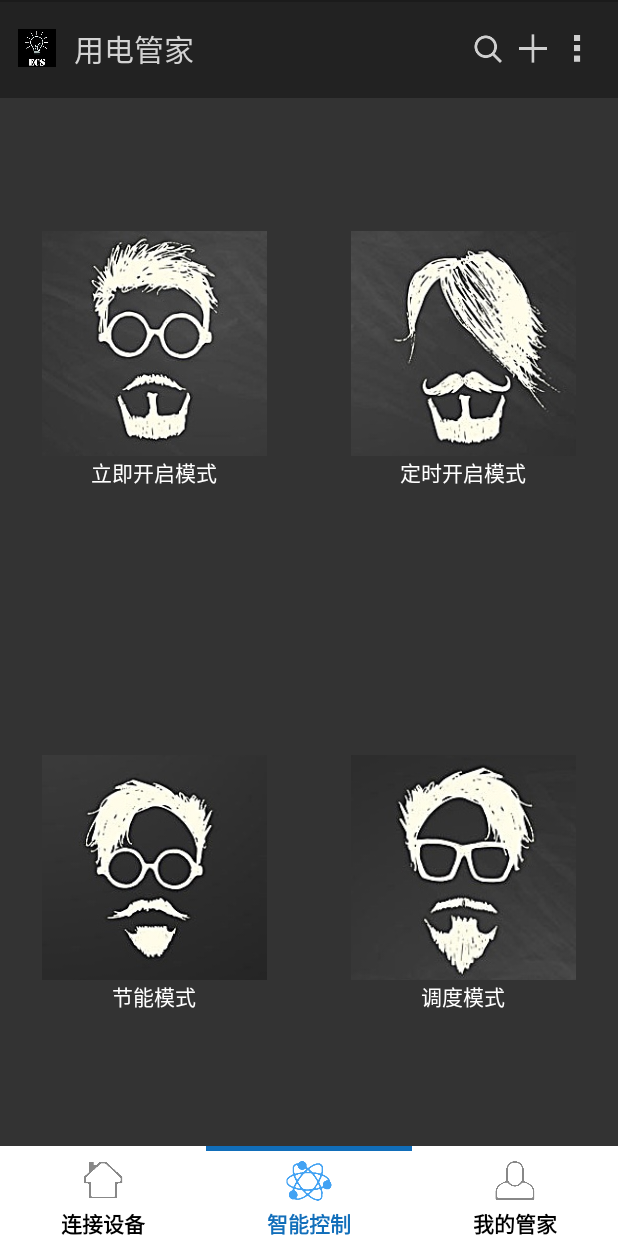
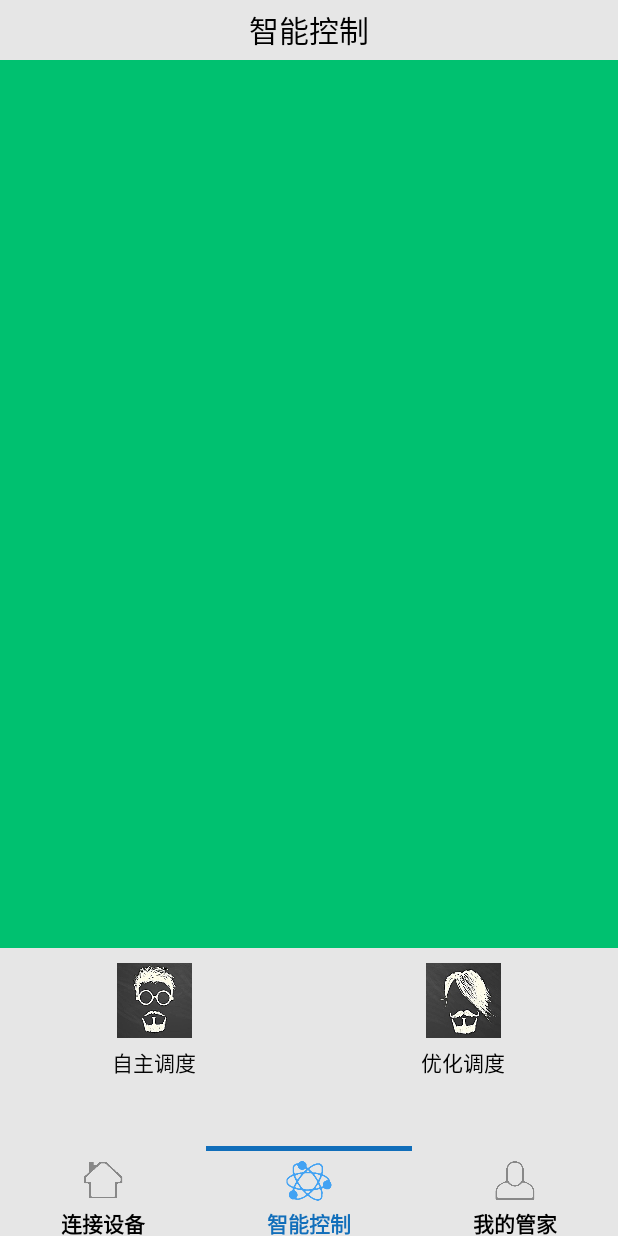
Before and after one commit to JiaShengCao/MyApplication, an Android app: the MainActivity screen opened directly, with no data from a screen before it, after a tap on an icon or button, on a phone screen of 412 x 824 dp. Run offline under Robolectric (Android 15) with nearby library versions, the phone set to English and light mode, and no system bars.

Commit message:
changge some ui

```diff
--- a/upproject/src/main/AndroidManifest.xml
+++ b/upproject/src/main/AndroidManifest.xml
@@ -57,12 +57,6 @@
         <activity android:name=".Model2">
 
         </activity>
-        <activity android:name=".Model3">
-
-        </activity>
-        <activity android:name=".Model4">
-
-        </activity>
 
     </application>
     <uses-permission android:name="android.permission.INTERNET">
--- a/upproject/src/main/java/com/example/upproject/Fragment2.java
+++ b/upproject/src/main/java/com/example/upproject/Fragment2.java
@@ -18,8 +18,7 @@ public class Fragment2 extends Fragment implements View.OnClickListener{
     private View view;
     private ImageButton model1;//立即开启模式
     private ImageButton model2;//定时开启模式
-    private ImageButton model3;//节能模式
-    private ImageButton model4;//调度模式
+
     @Nullable
     @Override
     public View onCreateView(LayoutInflater inflater, @Nullable ViewGroup container, @Nullable Bundle savedInstanceState) {
@@ -36,12 +35,10 @@ public class Fragment2 extends Fragment implements View.OnClickListener{
     private void init() {
         model1= (ImageButton) view.findViewById(R.id.model1);
         model2= (ImageButton) view.findViewById(R.id.model2);
-        model3= (ImageButton) view.findViewById(R.id.model3);
-        model4= (ImageButton) view.findViewById(R.id.model4);
+
         model1.setOnClickListener(this);
         model2.setOnClickListener(this);
-        model3.setOnClickListener(this);
-        model4.setOnClickListener(this);
+
     }
 
     @Override
@@ -55,14 +52,6 @@ public class Fragment2 extends Fragment implements View.OnClickListener{
                 Intent intent2=new Intent(getActivity(),Model2.class);
                 startActivity(intent2);
                 break;
-            case R.id.model3:
-                Intent intent3=new Intent(getActivity(),Model3.class);
-                startActivity(intent3);
-                break;
-            case R.id.model4:
-                Intent intent4=new Intent(getActivity(),Model4.class);
-                startActivity(intent4);
-                break;
         }
     }
 }
--- a/upproject/src/main/java/com/example/upproject/MainActivity.java
+++ b/upproject/src/main/java/com/example/upproject/MainActivity.java
@@ -43,13 +43,6 @@ public class MainActivity extends FragmentActivity {
     @Override
     protected void onCreate(Bundle savedInstanceState) {
         super.onCreate(savedInstanceState);
-        Window window = getWindow();
-
-        window.setFlags(WindowManager.LayoutParams.FLAG_TRANSLUCENT_STATUS, WindowManager.LayoutParams
-                .FLAG_TRANSLUCENT_STATUS);
-
-        window.setFlags(WindowManager.LayoutParams.FLAG_TRANSLUCENT_NAVIGATION, WindowManager.LayoutParams
-                .FLAG_TRANSLUCENT_NAVIGATION);
         setContentView(R.layout.activity_main);
         initTableLine();
         initView();
--- a/upproject/src/main/res/layout/activity_main.xml
+++ b/upproject/src/main/res/layout/activity_main.xml
@@ -7,10 +7,6 @@
      android:orientation="vertical"
     tools:context="com.example.upproject.MainActivity">
 
-<include
-    layout="@layout/top1">
-
-</include>
     <android.support.v4.view.ViewPager
         android:id="@+id/viewpager"
         android:layout_weight="1"
--- a/upproject/src/main/res/layout/tab02.xml
+++ b/upproject/src/main/res/layout/tab02.xml
@@ -2,105 +2,74 @@
 <LinearLayout xmlns:android="http://schemas.android.com/apk/res/android"
               android:layout_width="match_parent"
               android:layout_height="match_parent"
-              android:background="#333333"
-              android:gravity="center"
               android:orientation="vertical">
 
+    <TextView
+        android:background="#e6e6e6"
+        android:gravity="center"
+        android:layout_width="match_parent"
+        android:layout_height="40dp"
+        android:text="智能控制"
+        android:textSize="20sp"
+        android:textColor="#000000"/>
+
     <LinearLayout
+        android:background="#00c170"
+        android:layout_weight="9"
+        android:layout_width="match_parent"
+        android:layout_height="0dp">
+    </LinearLayout>
+    <LinearLayout
+        android:background="#e6e6e6"
+        android:layout_weight="2"
         android:layout_width="match_parent"
         android:layout_height="0dp"
-        android:layout_weight="1"
         android:orientation="horizontal">
 
         <LinearLayout
-            android:layout_width="0dp"
+            android:layout_weight="1"
+            android:layout_width="wrap_content"
             android:layout_height="match_parent"
-            android:layout_weight="1"
-            android:orientation="vertical"
-            android:gravity="center"
-            android:src="@mipmap/ic_launcher">
-
+            android:orientation="vertical">
             <ImageButton
+                android:layout_marginTop="10dp"
+                android:layout_gravity="center"
                 android:id="@+id/model1"
-                android:layout_width="150dp"
-                android:layout_height="150dp"
+                android:layout_width="50dp"
+                android:layout_height="50dp"
                 android:background="@mipmap/model"/>
             <TextView
+                android:layout_gravity="center"
+                android:layout_marginTop="5dp"
                 android:gravity="center"
-                android:textColor="#fff"
-                android:text="立即开启模式"
+                android:textColor="#060606"
+                android:text="自主调度"
                 android:layout_width="100dp"
                 android:layout_height="wrap_content"/>
         </LinearLayout>
 
         <LinearLayout
+            android:layout_weight="1"
             android:orientation="vertical"
-            android:layout_width="0dp"
+            android:layout_width="wrap_content"
             android:layout_height="match_parent"
-            android:layout_weight="1"
-            android:gravity="center"
             android:src="@mipmap/ic_launcher">
 
             <ImageButton
+                android:layout_marginTop="10dp"
+                android:layout_gravity="center"
                 android:id="@+id/model2"
-                android:layout_width="150dp"
-                android:layout_height="150dp"
+                android:layout_width="50dp"
+                android:layout_height="50dp"
                 android:background="@mipmap/model2"/>
             <TextView
+                android:layout_gravity="center"
+                android:layout_marginTop="5dp"
                 android:gravity="center"
-                android:textColor="#fff"
-                android:text="定时开启模式"
+                android:textColor="#000000"
+                android:text="优化调度"
                 android:layout_width="100dp"
                 android:layout_height="wrap_content"/>
         </LinearLayout>
     </LinearLayout>
-
-    <LinearLayout
-        android:layout_width="match_parent"
-        android:layout_height="0dp"
-        android:layout_weight="1"
-        android:orientation="horizontal">
-
-        <LinearLayout
-            android:orientation="vertical"
-            android:layout_width="0dp"
-            android:layout_height="match_parent"
-            android:layout_weight="1"
-            android:gravity="center"
-            android:src="@mipmap/ic_launcher">
-
-            <ImageButton
-                android:id="@+id/model3"
-                android:layout_width="150dp"
-                android:layout_height="150dp"
-                android:background="@mipmap/model3"/>
-            <TextView
-                android:gravity="center"
-                android:textColor="#fff"
-                android:text="节能模式"
-                android:layout_width="100dp"
-                android:layout_height="wrap_content"/>
-        </LinearLayout>
-
-        <LinearLayout
-            android:orientation="vertical"
-            android:layout_width="0dp"
-            android:layout_height="match_parent"
-            android:layout_weight="1"
-            android:gravity="center"
-            android:src="@mipmap/ic_launcher">
-
-            <ImageButton
-                android:id="@+id/model4"
-                android:layout_width="150dp"
-                android:layout_height="150dp"
-                android:background="@mipmap/model4"/>
-            <TextView
-                android:gravity="center"
-                android:textColor="#fff"
-                android:text="调度模式"
-                android:layout_width="100dp"
-                android:layout_height="wrap_content"/>
-        </LinearLayout>
     </LinearLayout>
-</LinearLayout>
--- a/upproject/src/main/res/layout/top1.xml
+++ b/upproject/src/main/res/layout/top1.xml
@@ -1,51 +1,18 @@
 <?xml version="1.0" encoding="utf-8"?>
-<RelativeLayout
+<LinearLayout
     xmlns:android="http://schemas.android.com/apk/res/android"
     android:layout_width="match_parent"
-    android:layout_height="65dp"
-    android:paddingLeft="12dp"
-    android:paddingRight="12dp"
-    android:background="@mipmap/top1_bg">
-
-    <LinearLayout
-        android:orientation="horizontal"
-        android:layout_width="wrap_content"
-        android:layout_height="wrap_content"
-        android:layout_centerVertical="true"
-        android:gravity="center">
-        <ImageView
-            android:layout_width="25dp"
-            android:layout_height="25dp"
-            android:src="@mipmap/logo111" />
+    android:layout_height="50dp"
+    android:orientation="vertical"
+    android:gravity="center"
+    android:background="#e6e6e6">
         <TextView
+            android:id="@+id/title_name"
             android:layout_marginLeft="12dp"
             android:layout_width="wrap_content"
             android:layout_height="wrap_content"
             android:text="用电管家"
             android:textSize="20sp"
-            android:textColor="#d3d3d3"/>
+            android:textColor="#000000"/>
 
-    </LinearLayout>
-    <LinearLayout
-        android:layout_alignParentRight="true"
-        android:layout_centerVertical="true"
-        android:layout_width="wrap_content"
-        android:layout_height="wrap_content"
-        android:orientation="horizontal"
-        >
-        <ImageView
-            android:layout_width="30dp"
-            android:layout_height="30dp"
-            android:src="@mipmap/actionbar_search_icon" />
-        <ImageView
-            android:layout_width="30dp"
-            android:layout_height="30dp"
-            android:src="@mipmap/actionbar_add_icon" />
-        <ImageView
-            android:layout_width="30dp"
-            android:layout_height="30dp"
-            android:src="@mipmap/actionbar_more_icon" />
-
-    </LinearLayout>
-
-</RelativeLayout>
+</LinearLayout>
--- a/upproject/src/main/res/layout/top2.xml
+++ b/upproject/src/main/res/layout/top2.xml
@@ -2,7 +2,7 @@
 <LinearLayout xmlns:android="http://schemas.android.com/apk/res/android"
     android:layout_width="match_parent"
     android:layout_height="60dp"
-    android:background="#ffffff"
+    android:background="#e6e6e6"
 
     android:orientation="vertical">
     <ImageView
```
Also changed, not shown: upproject/src/main/java/com/example/upproject/Model3.java (deleted, +0 -138 lines), upproject/src/main/java/com/example/upproject/Model4.java (deleted, +0 -138 lines), upproject/src/main/res/layout/model3.xml (deleted, +0 -85 lines), upproject/src/main/res/layout/model4.xml (deleted, +0 -85 lines), upproject/src/main/res/layout/tab01.xml (+8 -1 lines), upproject/src/main/res/layout/tab03.xml (+8 -1 lines).
